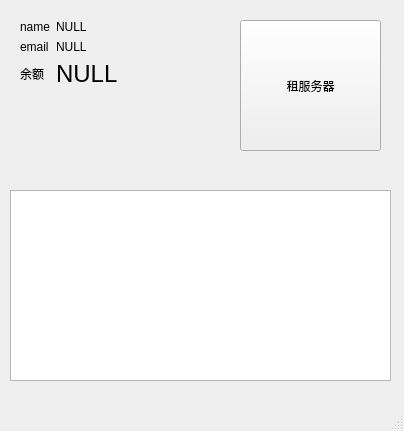
Before: the Qt Designer form vultrTool/pageinformation.ui in orange2c/vultrtool, drawn with Qt 5.
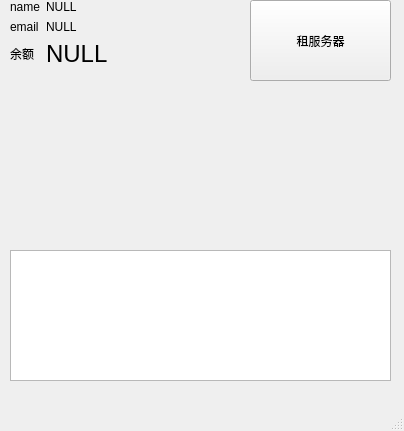
After: the same form once the commit is applied.

Commit message: 归档保存，先去独立编写一个ssh客户端，再来融入本项目

```diff
--- a/vultrTool/pageinformation.ui
+++ b/vultrTool/pageinformation.ui
@@ -17,10 +17,10 @@
    <widget class="QWidget" name="formLayoutWidget">
     <property name="geometry">
      <rect>
-      <x>20</x>
-      <y>20</y>
-      <width>201</width>
-      <height>101</height>
+      <x>10</x>
+      <y>0</y>
+      <width>221</width>
+      <height>81</height>
      </rect>
     </property>
     <layout class="QFormLayout" name="formLayout">
@@ -77,9 +77,9 @@
     <property name="geometry">
      <rect>
       <x>10</x>
-      <y>190</y>
+      <y>250</y>
       <width>381</width>
-      <height>191</height>
+      <height>131</height>
      </rect>
     </property>
     <property name="readOnly">
@@ -89,10 +89,10 @@
    <widget class="QPushButton" name="button_buy">
     <property name="geometry">
      <rect>
-      <x>240</x>
-      <y>20</y>
+      <x>250</x>
+      <y>0</y>
       <width>141</width>
-      <height>131</height>
+      <height>81</height>
      </rect>
     </property>
     <property name="text">
```
The commit also changes 1 other file.
